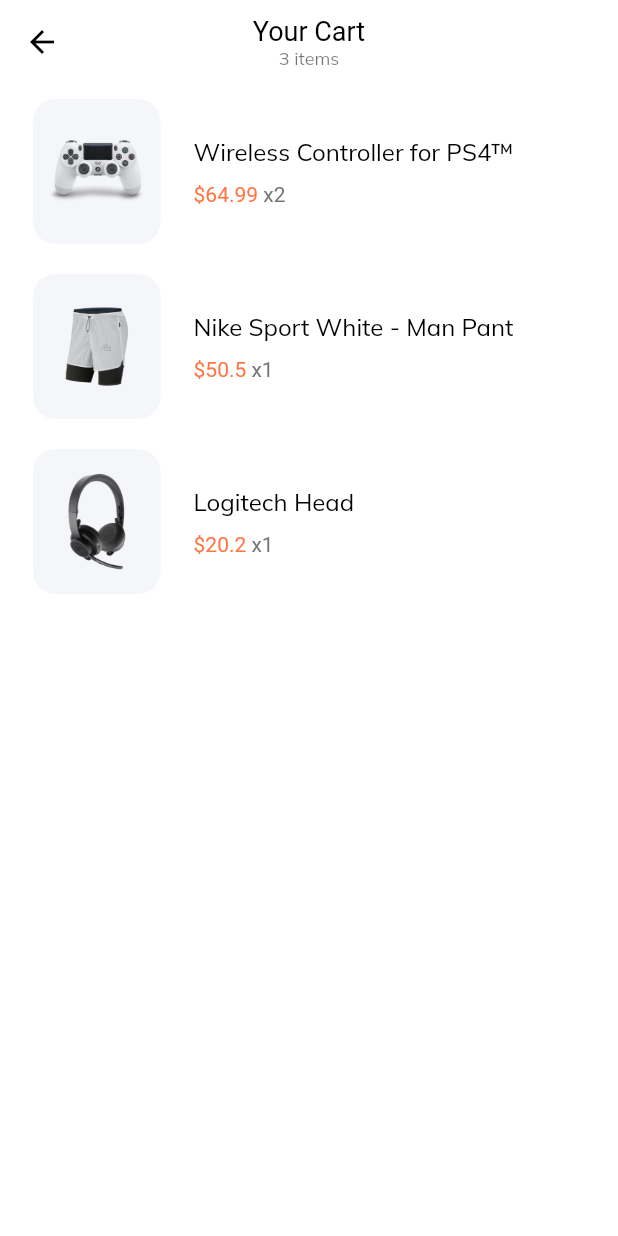
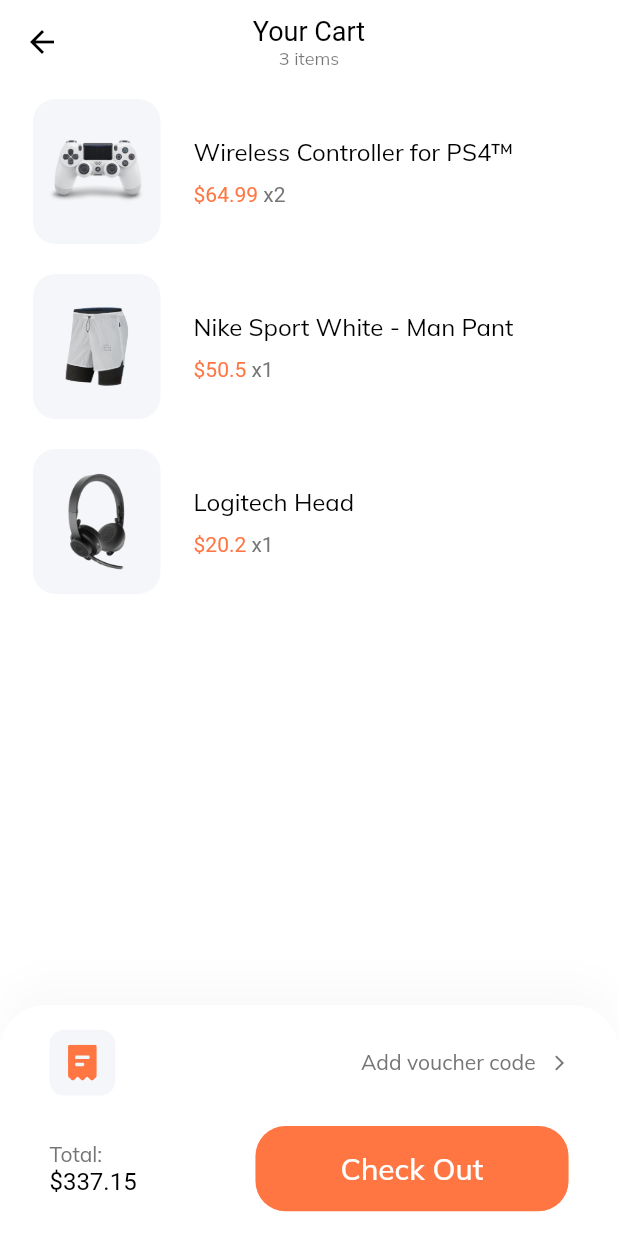
Before and after one commit to hutomosaktikartiko/Shop-App, a Flutter app: the CartScreen screen opened by its route, on a phone screen of 412 x 824 dp. Run offline on Flutter 3.47's test engine with Material 2 defaults, Android fonts, the phone set to English and light mode, and no system bars; our stand-ins replace flutter_svg.

Commit message:
Cart Screen - CheckOurCard

```diff
--- a/lib/screens/cart/cart_screen.dart
+++ b/lib/screens/cart/cart_screen.dart
@@ -1,6 +1,10 @@
 import 'package:flutter/material.dart';
+import 'package:flutter_svg/flutter_svg.dart';
+import 'package:shop_app/components/default_button.dart';
+import 'package:shop_app/constans.dart';
 import 'package:shop_app/screens/cart/Cart.dart';
 import 'package:shop_app/screens/cart/components/body.dart';
+import 'package:shop_app/size_config.dart';
 
 class CartScreen extends StatelessWidget {
   static String routeName = "/cart";
@@ -9,6 +13,7 @@ class CartScreen extends StatelessWidget {
     return Scaffold(
       appBar: buildAppBar(context),
       body: Body(),
+      bottomNavigationBar: CheckOurCard(),
     );
   }
 
@@ -29,3 +34,78 @@ class CartScreen extends StatelessWidget {
     );
   }
 }
+
+class CheckOurCard extends StatelessWidget {
+  const CheckOurCard({
+    Key key,
+  }) : super(key: key);
+
+  @override
+  Widget build(BuildContext context) {
+    return Container(
+      padding: EdgeInsets.symmetric(
+          vertical: getProportionateScreenWidth(15),
+          horizontal: getProportionateScreenWidth(30)),
+      decoration: BoxDecoration(
+          color: Colors.white,
+          borderRadius: BorderRadius.vertical(top: Radius.circular(30)),
+          boxShadow: [
+            BoxShadow(
+                offset: Offset(0, -15),
+                blurRadius: 20,
+                color: Color(0xFFDADADA).withOpacity(0.15))
+          ]),
+      child: SafeArea(
+        child: Column(
+          mainAxisSize: MainAxisSize.min,
+          children: [
+            Row(
+              children: [
+                Container(
+                  padding: EdgeInsets.all(10),
+                  height: getProportionateScreenWidth(40),
+                  width: getProportionateScreenWidth(40),
+                  decoration: BoxDecoration(
+                      color: Color(0xFFF5F6F9),
+                      borderRadius: BorderRadius.circular(10)),
+                  child: SvgPicture.asset("assets/icons/receipt.svg"),
+                ),
+                Spacer(),
+                Text("Add voucher code"),
+                // Here width is fixed that's why use const
+                const SizedBox(
+                  width: 10,
+                ),
+                Icon(
+                  Icons.arrow_forward_ios,
+                  size: 12,
+                  color: kTextColor,
+                ),
+              ],
+            ),
+            SizedBox(
+              height: getProportionateScreenHeight(20),
+            ),
+            Row(
+              mainAxisAlignment: MainAxisAlignment.spaceBetween,
+              children: [
+                Text.rich(TextSpan(text: "Total:\n", children: [
+                  TextSpan(
+                      text: "\$337.15",
+                      style: TextStyle(fontSize: 16, color: Colors.black))
+                ])),
+                SizedBox(
+                  width: getProportionateScreenWidth(190),
+                  child: Defaultbutton(
+                    text: "Check Out",
+                    press: () {},
+                  ),
+                )
+              ],
+            )
+          ],
+        ),
+      ),
+    );
+  }
+}
--- a/lib/screens/cart/components/body.dart
+++ b/lib/screens/cart/components/body.dart
@@ -1,6 +1,5 @@
 import 'package:flutter/material.dart';
 import 'package:flutter_svg/flutter_svg.dart';
-import 'package:shop_app/constans.dart';
 import 'package:shop_app/screens/cart/Cart.dart';
 import 'package:shop_app/screens/cart/components/cart_item_card.dart';
 import 'package:shop_app/size_config.dart';
```
